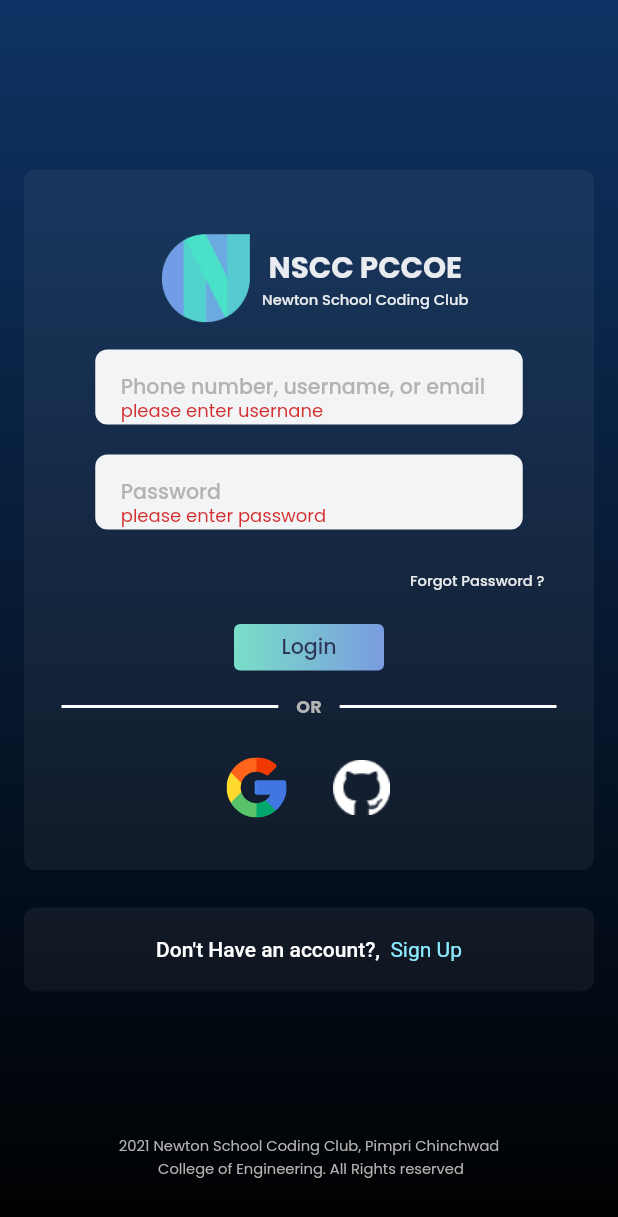
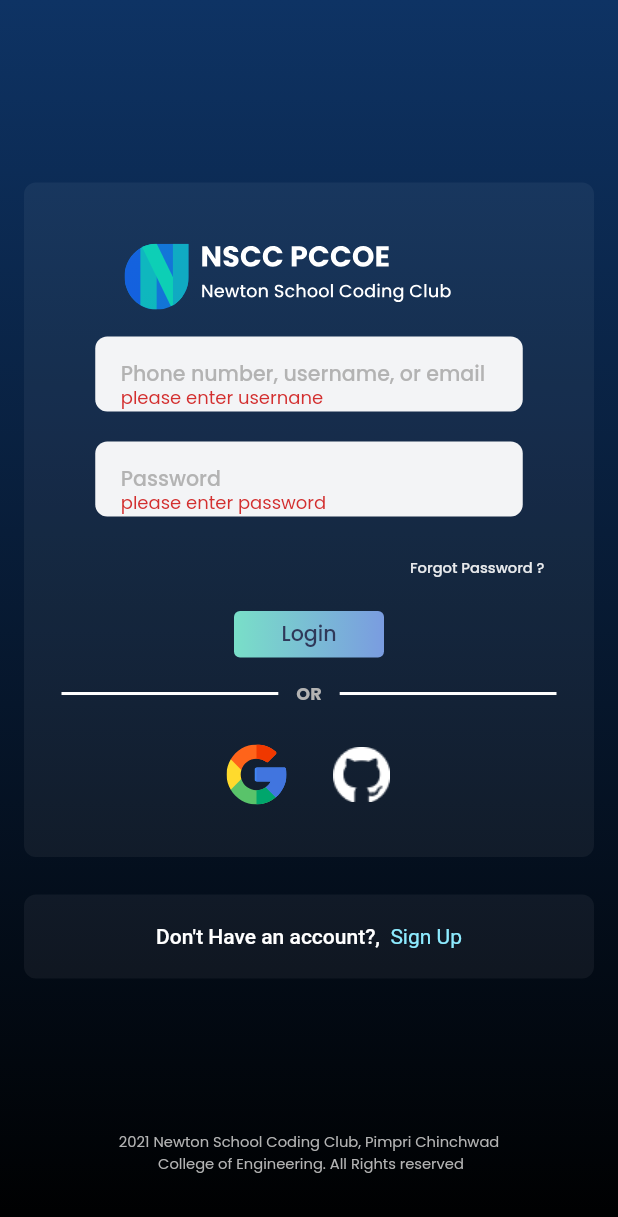
Before and after one commit to nsccpccoe/nscc-app, a Flutter app: the screen it shows after launch, after a tap on "Login", on a phone screen of 412 x 824 dp. Shown: the top 1217 px of the screen. Run offline on Flutter 3.47's test engine with Material 2 defaults, Android fonts, the phone set to English and light mode, and no system bars; our stand-ins replace firebase_core, flutter_screenutil, flutter_svg, get; accounts and stored records are empty.

Commit message:
review changes done

```diff
--- a/lib/constants/colors.dart
+++ b/lib/constants/colors.dart
@@ -28,4 +28,5 @@ class AppColors {
   static Color darkGreyColor = Color(0xff000000).withOpacity(0.27);
 
   static const Color lightBlue = Color(0xff8DEBFF);
+  static Color bgWhite = Color(0xffffffff).withOpacity(0.05);
 }
--- a/lib/constants/footer.dart
+++ b/lib/constants/footer.dart
@@ -1,6 +1,4 @@
 import 'package:flutter/material.dart';
-import 'package:flutter/src/widgets/container.dart';
-import 'package:flutter/src/widgets/framework.dart';
 import 'package:nscc_app/constants/text_styles.dart';
 
 class Footer extends StatelessWidget {
--- a/lib/view/authentication/login_screen.dart
+++ b/lib/view/authentication/login_screen.dart
@@ -8,6 +8,7 @@ import 'package:nscc_app/constants/text_field.dart';
 import 'package:nscc_app/constants/text_styles.dart';
 import 'package:nscc_app/constants/validators.dart';
 import 'package:nscc_app/router/routes_names.dart';
+import 'package:nscc_app/widgets/login_widgets.dart';
 
 class LoginScreen extends StatelessWidget {
   LoginScreen({super.key});
@@ -44,13 +45,17 @@ class LoginScreen extends StatelessWidget {
                     ),
                     decoration: BoxDecoration(
                       borderRadius: BorderRadius.circular(8),
-                      color: Color(0xffffffff).withOpacity(0.05),
+                      color: AppColors.bgWhite,
                     ),
                     child: Form(
                       key: _formkey,
                       child: Column(
                         children: [
-                          HeadLine(),
+                          // HeadLine(),
+                          SvgPicture.asset(
+                            'assets/svg/site.svg',
+                            width: width * 0.6,
+                          ),
                           myInpField(
                             label: "Phone number, username, or email",
                             controller: _username,
@@ -81,10 +86,9 @@ class LoginScreen extends StatelessWidget {
                             onpress: () {
                               //  TODO: Login Function call
                               if (_formkey.currentState!.validate()) {
-                                ScaffoldMessenger.of(context).showSnackBar(
-                                    SnackBar(content: Text("Success")));
+                                // TODO: Login msg
                               } else {
-                                print("fialed");
+                                // print("failed");
                               }
                             },
                           ),
@@ -114,7 +118,7 @@ class LoginScreen extends StatelessWidget {
                       ),
                       decoration: BoxDecoration(
                         borderRadius: BorderRadius.circular(8),
-                        color: Color(0xffffffff).withOpacity(0.05),
+                        color: AppColors.bgWhite,
                       ),
                       child: RichText(
                         text: TextSpan(
@@ -128,7 +132,7 @@ class LoginScreen extends StatelessWidget {
                             TextSpan(
                               text: ' Sign Up',
                               style: TextStyle(
-                                color: Color(0xff8DEBFF),
+                                color: AppColors.lightBlue,
                               ),
                             ),
                           ],
@@ -149,105 +153,3 @@ class LoginScreen extends StatelessWidget {
     );
   }
 }
-
-class AuthIcons extends StatelessWidget {
-  const AuthIcons({super.key});
-
-  @override
-  Widget build(BuildContext context) {
-    return Row(
-      mainAxisAlignment: MainAxisAlignment.center,
-      children: [
-        GestureDetector(
-          onTap: () {
-            // Google Sign In method
-          },
-          child: SvgPicture.asset(
-            'assets/svg/google.svg',
-            width: 40,
-          ),
-        ),
-        SizedBox(
-          width: 30,
-        ),
-        GestureDetector(
-          onTap: () {
-            // Github auth
-          },
-          child: Image.asset(
-            "assets/images/github.png",
-            width: 40,
-          ),
-        ),
-      ],
-    );
-  }
-}
-
-class OrLine extends StatelessWidget {
-  const OrLine({
-    Key? key,
-  }) : super(key: key);
-
-  @override
-  Widget build(BuildContext context) {
-    return Padding(
-      padding: const EdgeInsets.symmetric(horizontal: 25.0),
-      child: Row(
-        children: [
-          Expanded(
-              child: Divider(
-            color: Colors.white,
-            thickness: 2,
-          )),
-          Padding(
-            padding: const EdgeInsets.symmetric(horizontal: 12.0),
-            child: Text(
-              "OR",
-              style: MyTextStyles.customStyle(
-                fontsize: 12,
-                fontWeight: FontWeight.bold,
-              ),
-            ),
-          ),
-          Expanded(child: Divider(color: Colors.white, thickness: 2)),
-        ],
-      ),
-    );
-  }
-}
-
-class HeadLine extends StatelessWidget {
-  const HeadLine({super.key});
-
-  @override
-  Widget build(BuildContext context) {
-    return Row(
-      mainAxisAlignment: MainAxisAlignment.center,
-      children: [
-        Image(
-          image: AssetImage(
-            "assets/images/NSCC.png",
-          ),
-          width: 75,
-          height: 75,
-        ),
-        Column(
-          mainAxisAlignment: MainAxisAlignment.start,
-          mainAxisSize: MainAxisSize.min,
-          children: [
-            Text(
-              "NSCC PCCOE",
-              style: MyTextStyles.poppins700,
-              textAlign: TextAlign.left,
-            ),
-            Text(
-              "Newton School Coding Club",
-              style: MyTextStyles.poppins500,
-            ),
-          ],
-        ),
-      ],
-    );
-  }
-}
--- a/lib/view/authentication/signup_screen.dart
+++ b/lib/view/authentication/signup_screen.dart
@@ -4,8 +4,6 @@ import 'package:nscc_app/constants/colors.dart';
 import 'package:nscc_app/constants/footer.dart';
 import 'package:nscc_app/constants/text_field.dart';
 import 'package:nscc_app/constants/text_styles.dart';
-import 'package:nscc_app/main.dart';
-import 'package:nscc_app/view/authentication/login_screen.dart';
 
 class SignupScreen extends StatelessWidget {
   SignupScreen({super.key});
@@ -15,7 +13,6 @@ class SignupScreen extends StatelessWidget {
   final TextEditingController _cnfpass = TextEditingController();
   @override
   Widget build(BuildContext context) {
-    final double width = MediaQuery.of(context).size.width;
     return Scaffold(
       resizeToAvoidBottomInset: false,
       body: GestureDetector(
@@ -42,7 +39,7 @@ class SignupScreen extends StatelessWidget {
                   padding: EdgeInsets.all(10),
                   child: Icon(
                     Icons.arrow_back_ios_new,
-                    color: Colors.white,
+                    color: AppColors.whiteColor,
                   ),
                 ),
               ),
@@ -55,7 +52,7 @@ class SignupScreen extends StatelessWidget {
                     ),
                     decoration: BoxDecoration(
                       borderRadius: BorderRadius.circular(8),
-                      color: Color(0xffffffff).withOpacity(0.05),
+                      color: AppColors.bgWhite,
                     ),
                     child: Column(
                       children: [
--- /dev/null
+++ b/lib/widgets/login_widgets.dart
@@ -0,0 +1,106 @@
+
+import 'package:flutter/material.dart';
+import 'package:flutter_svg/flutter_svg.dart';
+import 'package:nscc_app/constants/text_styles.dart';
+
+class AuthIcons extends StatelessWidget {
+  const AuthIcons({super.key});
+
+  @override
+  Widget build(BuildContext context) {
+    return Row(
+      mainAxisAlignment: MainAxisAlignment.center,
+      children: [
+        GestureDetector(
+          onTap: () {
+            // Google Sign In method
+          },
+          child: SvgPicture.asset(
+            'assets/svg/google.svg',
+            width: 40,
+          ),
+        ),
+        SizedBox(
+          width: 30,
+        ),
+        GestureDetector(
+          onTap: () {
+            // Github auth
+          },
+          child: Image.asset(
+            "assets/images/github.png",
+            width: 40,
+          ),
+        ),
+      ],
+    );
+  }
+}
+
+class OrLine extends StatelessWidget {
+  const OrLine({
+    Key? key,
+  }) : super(key: key);
+
+  @override
+  Widget build(BuildContext context) {
+    return Padding(
+      padding: const EdgeInsets.symmetric(horizontal: 25.0),
+      child: Row(
+        children: [
+          Expanded(
+              child: Divider(
+            color: Colors.white,
+            thickness: 2,
+          )),
+          Padding(
+            padding: const EdgeInsets.symmetric(horizontal: 12.0),
+            child: Text(
+              "OR",
+              style: MyTextStyles.customStyle(
+                fontsize: 12,
+                fontWeight: FontWeight.bold,
+              ),
+            ),
+          ),
+          Expanded(child: Divider(color: Colors.white, thickness: 2)),
+        ],
+      ),
+    );
+  }
+}
+
+class HeadLine extends StatelessWidget {
+  const HeadLine({super.key});
+
+  @override
+  Widget build(BuildContext context) {
+    return Row(
+      mainAxisAlignment: MainAxisAlignment.center,
+      children: [
+        Image(
+          image: AssetImage(
+            "assets/images/NSCC.png",
+          ),
+          width: 75,
+          height: 75,
+        ),
+        Column(
+          mainAxisAlignment: MainAxisAlignment.start,
+          mainAxisSize: MainAxisSize.min,
+          children: [
+            Text(
+              "NSCC PCCOE",
+              style: MyTextStyles.poppins700,
+              textAlign: TextAlign.left,
+            ),
+            Text(
+              "Newton School Coding Club",
+              style: MyTextStyles.poppins500,
+            ),
+          ],
+        ),
+      ],
+    );
+  }
+}
```
Also changed, not shown: assets/svg/SIte Logo.png (added), assets/svg/site.svg (added).
